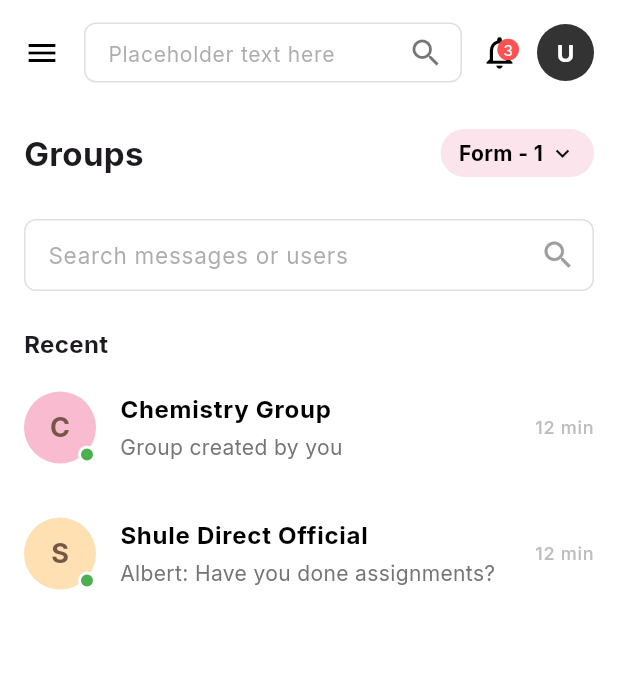
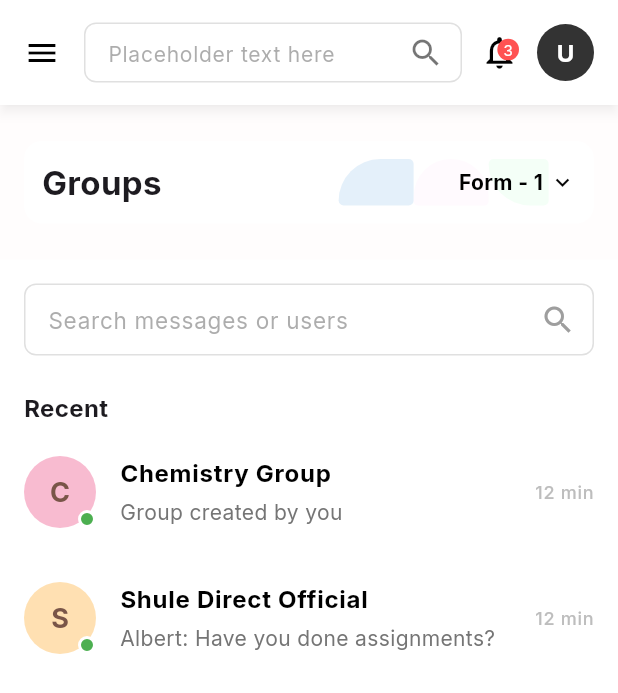
Before and after one commit to MahendraTamrakar/ShuleDirectChatApp_Assignment, a Flutter app: the ConversationsScreen screen opened by its route, on a phone screen of 412 x 824 dp. Shown: the top 693 px of the screen. Run offline on Flutter 3.47's test engine with Material 3 defaults, Android fonts, the phone set to English and light mode, and no system bars; our stand-ins replace dio, flutter_secure_storage, flutter_svg, google_fonts; accounts and stored records are empty.

Commit message:
conversation screen improved

```diff
--- a/lib/presentation/screens/chat/chat_screen.dart
+++ b/lib/presentation/screens/chat/chat_screen.dart
@@ -95,19 +95,19 @@ class _ChatScreenState extends State<ChatScreen> {
         child: Column(
           children: [
             Padding(
-              padding: const EdgeInsets.symmetric(vertical: 8.0),
+              padding: const EdgeInsets.symmetric(vertical: 12.0),
               child: Container(
                 padding: const EdgeInsets.symmetric(
                   horizontal: 12,
-                  vertical: 4,
+                  vertical: 8,
                 ),
                 decoration: BoxDecoration(
-                  color: const Color(0xFFE0F2F1),
-                  borderRadius: BorderRadius.circular(16),
+                  color: const Color.fromARGB(125, 71, 239, 130),
+                  borderRadius: BorderRadius.circular(8),
                 ),
                 child: const Text(
                   'John added you in group',
-                  style: TextStyle(fontSize: 12, color: Colors.green),
+                  style: TextStyle(fontSize: 12, color: AppColors.textPrimary, fontWeight: FontWeight.bold),
                 ),
               ),
             ),
--- a/lib/presentation/screens/conversations/conversations_screen.dart
+++ b/lib/presentation/screens/conversations/conversations_screen.dart
@@ -44,7 +44,9 @@ class _ConversationsScreenState extends State<ConversationsScreen> {
       backgroundColor: AppColors.background,
       appBar: AppBar(
         backgroundColor: AppColors.background,
-        elevation: 0,
+        elevation: 3,
+        shadowColor: Colors.black26,
+        surfaceTintColor: Colors.transparent,
         titleSpacing: 0,
         toolbarHeight: 70,
         title: Padding(
@@ -56,19 +58,19 @@ class _ConversationsScreenState extends State<ConversationsScreen> {
                 hintText: 'Placeholder text here',
                 hintStyle: TextStyle(
                   fontSize: 14,
-                  color: AppColors.textSecondary
+                  color: AppColors.textSecondary,
                 ),
                 suffixIcon: Icon(Icons.search, color: Colors.black54),
                 border: InputBorder.none,
-                contentPadding: EdgeInsets.symmetric(vertical: 8, horizontal: 12),
+                contentPadding: EdgeInsets.symmetric(
+                  vertical: 8,
+                  horizontal: 12,
                 ),
               ),
             ),
           ),
-        leading: Icon(
-                Icons.menu,
-                color: Colors.black,
         ),
+        leading: Icon(Icons.menu, color: Colors.black),
         actions: [
           Stack(
             alignment: Alignment.center,
@@ -124,7 +126,10 @@ class _ConversationsScreenState extends State<ConversationsScreen> {
                   backgroundColor: const Color(0xFF333333),
                   child: Text(
                     viewModel.userInitial,
-                    style: const TextStyle(color: Colors.white, fontWeight: FontWeight.bold),
+                    style: const TextStyle(
+                      color: Colors.white,
+                      fontWeight: FontWeight.bold,
+                    ),
                   ),
                 );
               },
@@ -132,28 +137,79 @@ class _ConversationsScreenState extends State<ConversationsScreen> {
           ),
           const SizedBox(width: 16),
         ],
-        bottom: PreferredSize(
-          preferredSize: const Size.fromHeight(60),
+      ),
+      body: Column(
+        children: [
+          Container(
+            color: const Color.fromARGB(255, 255, 253, 253),
+            padding: const EdgeInsets.symmetric(horizontal: 16, vertical: 24),
+
             child: Container(
+              padding: const EdgeInsets.symmetric(horizontal: 12, vertical: 12),
+              decoration: BoxDecoration(
                 color: Colors.white,
-            padding: const EdgeInsets.symmetric(horizontal: 16, vertical: 12),
+                borderRadius: BorderRadius.circular(12),
+              ),
+              child: Stack(
+                children: [
+                  Positioned.fill(
+                    left: MediaQuery.of(context).size.width * 0.48,
                     child: Row(
+                      children: [
+                        Container(
+                          width: 50,
+                          decoration: BoxDecoration(
+                            shape: BoxShape.rectangle,
+                            borderRadius: BorderRadius.only(
+                              topLeft: Radius.circular(100),
+                              topRight: Radius.circular(12),
+                              bottomLeft: Radius.circular(12),
+                              bottomRight: Radius.circular(12),
+                            ),
+                            color: const Color.fromARGB(76, 166, 205, 237),
+                          ),
+                        ),
+
+                        Container(
+                          width: 50,
+                          decoration: BoxDecoration(
+                            shape: BoxShape.rectangle,
+                            borderRadius: BorderRadius.only(
+                              topLeft: Radius.circular(100),
+                              topRight: Radius.circular(100),
+                              bottomLeft: Radius.circular(12),
+                              bottomRight: Radius.circular(12),
+                            ),
+                            color: const Color.fromARGB(73, 255, 237, 251),
+                          ),
+                        ),
+                        Container(
+                          width: 40,
+                          decoration: BoxDecoration(
+                            shape: BoxShape.rectangle,
+                            borderRadius: BorderRadius.only(
+                              topLeft: Radius.circular(12),
+                              topRight: Radius.circular(12),
+                              bottomLeft: Radius.circular(100),
+                              bottomRight: Radius.circular(12),
+                            ),
+                            color: const Color.fromARGB(74, 216, 255, 227),
+                          ),
+                        ),
+                      ],
+                    ),
+                  ),
+                  Row(
                     mainAxisAlignment: MainAxisAlignment.spaceBetween,
                     children: [
                       const Text(
                         'Groups',
-                  style: TextStyle(fontSize: 22, fontWeight: FontWeight.bold),
+                        style: TextStyle(
+                          fontSize: 22,
+                          fontWeight: FontWeight.bold,
                         ),
-                Container(
-                  padding: const EdgeInsets.symmetric(
-                    horizontal: 12,
-                    vertical: 6,
                       ),
-                  decoration: BoxDecoration(
-                    color: Colors.pink.shade50,
-                    borderRadius: BorderRadius.circular(20),
-                  ),
-                  child: Row(
+                      Row(
                         children: const [
                           Text(
                             'Form - 1',
@@ -170,14 +226,12 @@ class _ConversationsScreenState extends State<ConversationsScreen> {
                           ),
                         ],
                       ),
+                    ],
                   ),
                 ],
               ),
             ),
           ),
-      ),
-      body: Column(
-        children: [
           const Padding(
             padding: EdgeInsets.symmetric(horizontal: 16.0, vertical: 16),
             child: TextField(
@@ -194,7 +248,10 @@ class _ConversationsScreenState extends State<ConversationsScreen> {
                 ),
                 filled: true,
                 fillColor: Color.fromARGB(255, 255, 255, 255),
-                contentPadding: EdgeInsets.symmetric(vertical: 12,horizontal: 12),
+                contentPadding: EdgeInsets.symmetric(
+                  vertical: 12,
+                  horizontal: 12,
+                ),
               ),
             ),
           ),
```
Lines whose indentation alone changed are shown as unchanged.
